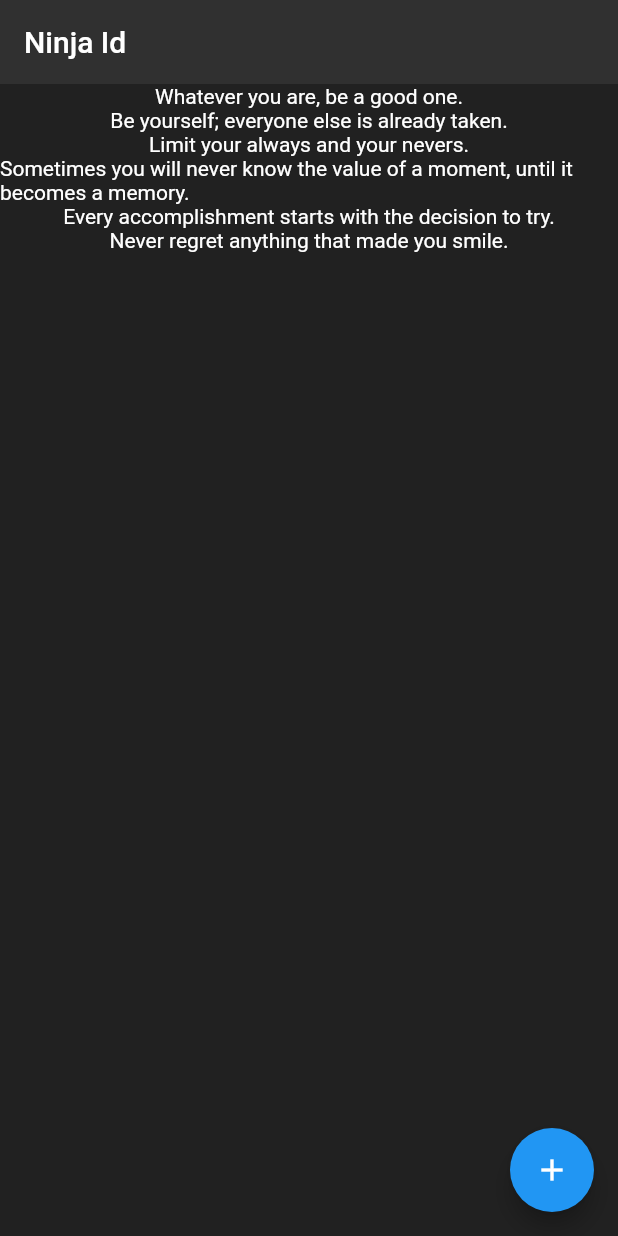
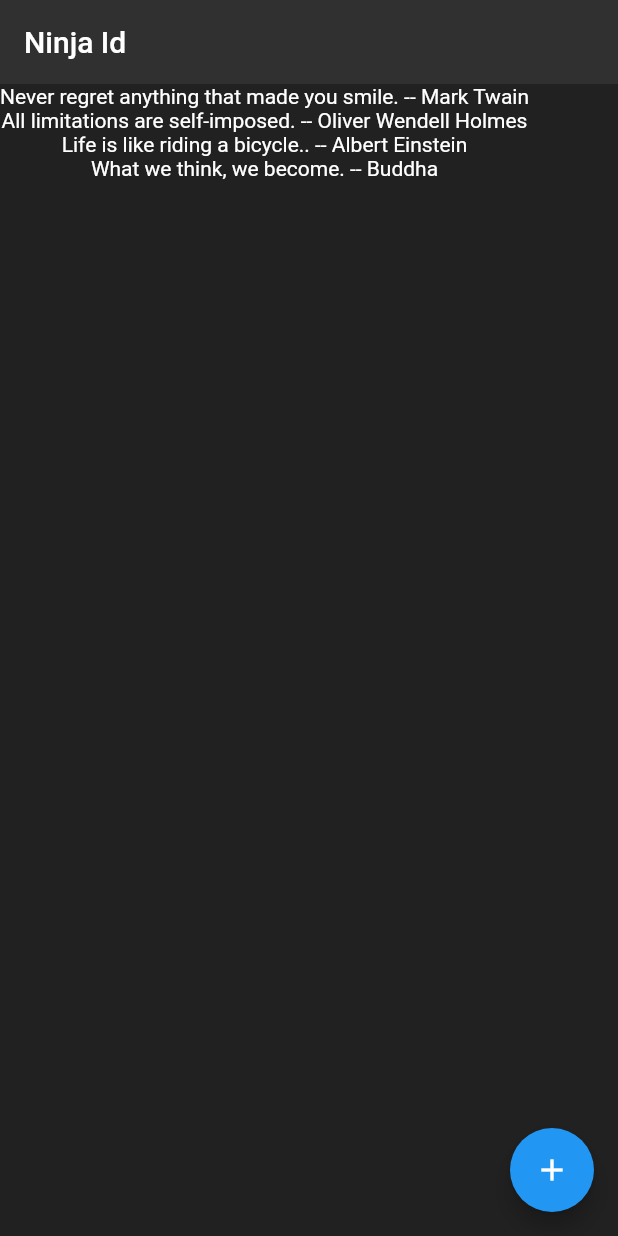
Before and after one commit to lokesh-5050/Id-Card-Flutter, a Flutter app: the screen it shows after launch, on a phone screen of 412 x 824 dp. Run offline on Flutter 3.47's test engine with Material 2 defaults, Android fonts, the phone set to English and light mode, and no system bars.

Commit message:
custom classes

```diff
--- a/lib/main.dart
+++ b/lib/main.dart
@@ -1,5 +1,5 @@
-
 import 'package:flutter/material.dart';
+import 'quote.dart';
 
 void main() {
   runApp(MaterialApp(
@@ -16,13 +16,11 @@ class Home extends StatefulWidget {
 
 class _HomeState extends State<Home> {
   int level = 0;
-  List<String> quotes = [
-    "Whatever you are, be a good one.",
-    "Be yourself; everyone else is already taken.",
-    "Limit your always and your nevers.",
-    "Sometimes you will never know the value of a moment, until it becomes a memory.",
-    "Every accomplishment starts with the decision to try.",
-    "Never regret anything that made you smile.",
+  List<Quote> quotes = [
+    Quote(text: "Never regret anything that made you smile." , author: "Mark Twain"),
+    Quote(text: "All limitations are self-imposed." , author: "Oliver Wendell Holmes"),
+    Quote(text: "Life is like riding a bicycle.." , author:  "Albert Einstein"),
+    Quote(text: "What we think, we become." , author: "Buddha"),
   ];
 
   @override
@@ -36,7 +34,9 @@ class _HomeState extends State<Home> {
       ),
       body: Column(
         mainAxisAlignment: MainAxisAlignment.start,
-        children: quotes.map((q)=> Text(q , style: TextStyle(color: Colors.white) )).toList(),
+        children: quotes
+            .map((q) => Text("${q.text} -- ${q.author}", style: TextStyle(color: Colors.white)))
+            .toList(),
       ),
       // body: Padding(
 
@@ -121,9 +121,7 @@ class _HomeState extends State<Home> {
       //       ),
 
       //     ],
-
       //   ),
-
       // ),
 
       floatingActionButton: FloatingActionButton(
--- /dev/null
+++ b/lib/quote.dart
@@ -0,0 +1,6 @@
+class Quote {
+  String? text;
+  String? author;
+
+  Quote({this.text, this.author});
+}
```
